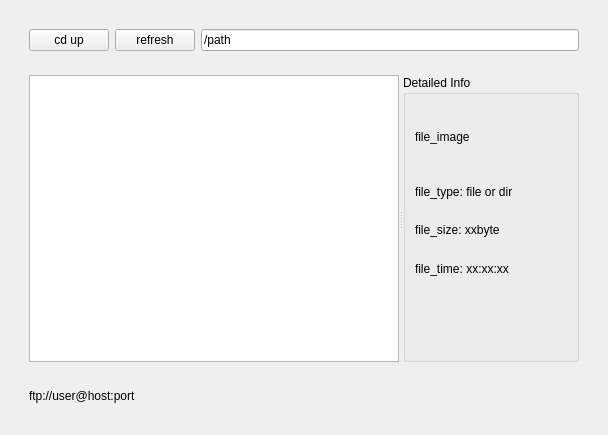
First picture: the form in src/gui/ftpwidget.ui, repository aiwang23/ftp_client, before the edit.
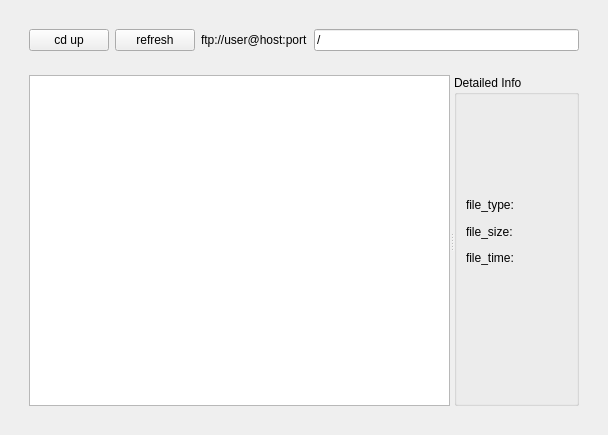
Second picture: the form after the edit. The open tabs and pages were chosen to show the change.

```diff
--- a/src/gui/ftpwidget.ui
+++ b/src/gui/ftpwidget.ui
@@ -247,10 +247,10 @@
       </layout>
      </widget>
      <widget class="QWidget" name="page_working">
-      <layout class="QVBoxLayout" name="verticalLayout_2" stretch="1,10,1">
+      <layout class="QVBoxLayout" name="verticalLayout_2" stretch="1,20">
        <item>
         <widget class="QWidget" name="widget_top" native="true">
-         <layout class="QHBoxLayout" name="horizontalLayout_2" stretch="1,1,10">
+         <layout class="QHBoxLayout" name="horizontalLayout_2" stretch="1,1,0,20">
           <item>
            <widget class="QPushButton" name="pushButton_cdup">
             <property name="text">
@@ -265,10 +265,17 @@
             </property>
            </widget>
           </item>
+          <item>
+           <widget class="QLabel" name="label_remote_url">
+            <property name="text">
+             <string>ftp://user@host:port</string>
+            </property>
+           </widget>
+          </item>
           <item>
            <widget class="QLineEdit" name="lineEdit_url_working">
             <property name="text">
-             <string>/path</string>
+             <string>/</string>
             </property>
            </widget>
           </item>
@@ -288,32 +295,32 @@
              <property name="title">
               <string>Detailed Info</string>
              </property>
-             <layout class="QVBoxLayout" name="verticalLayout" stretch="4,2,2,2,4">
+             <layout class="QVBoxLayout" name="verticalLayout" stretch="4,1,1,1,6">
               <item>
                <widget class="QLabel" name="label_file_image">
                 <property name="text">
-                 <string>file_image</string>
+                 <string/>
                 </property>
                </widget>
               </item>
               <item>
                <widget class="QLabel" name="label_type">
                 <property name="text">
-                 <string>file_type: file or dir</string>
+                 <string>file_type: </string>
                 </property>
                </widget>
               </item>
               <item>
                <widget class="QLabel" name="label_size">
                 <property name="text">
-                 <string>file_size: xxbyte</string>
+                 <string>file_size: </string>
                 </property>
                </widget>
               </item>
               <item>
                <widget class="QLabel" name="label_time">
                 <property name="text">
-                 <string>file_time: xx:xx:xx</string>
+                 <string>file_time: </string>
                 </property>
                </widget>
               </item>
@@ -337,32 +344,6 @@
          </layout>
         </widget>
        </item>
-       <item>
-        <widget class="QWidget" name="widget_low" native="true">
-         <layout class="QHBoxLayout" name="horizontalLayout">
-          <item>
-           <widget class="QLabel" name="label_remote_url">
-            <property name="text">
-             <string>ftp://user@host:port</string>
-            </property>
-           </widget>
-          </item>
-          <item>
-           <spacer name="horizontalSpacer_3">
-            <property name="orientation">
-             <enum>Qt::Horizontal</enum>
-            </property>
-            <property name="sizeHint" stdset="0">
-             <size>
-              <width>40</width>
-              <height>20</height>
-             </size>
-            </property>
-           </spacer>
-          </item>
-         </layout>
-        </widget>
-       </item>
       </layout>
      </widget>
     </widget>
```
Left out of the diff: 6 changed lines with no effect on the pictures.
